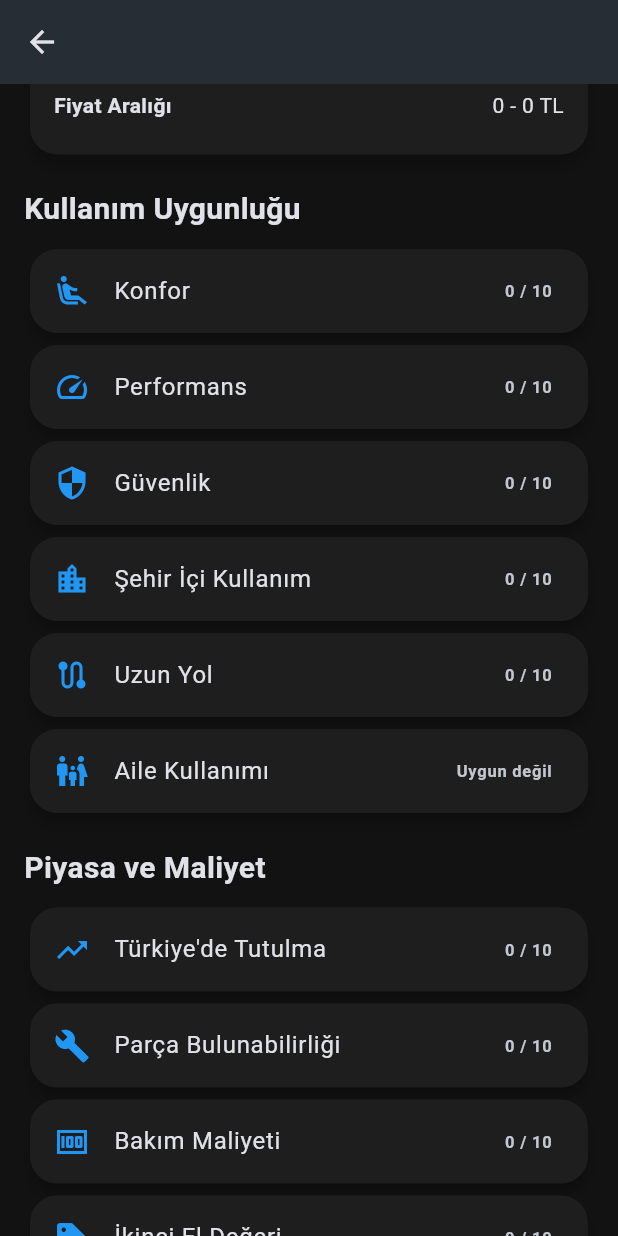
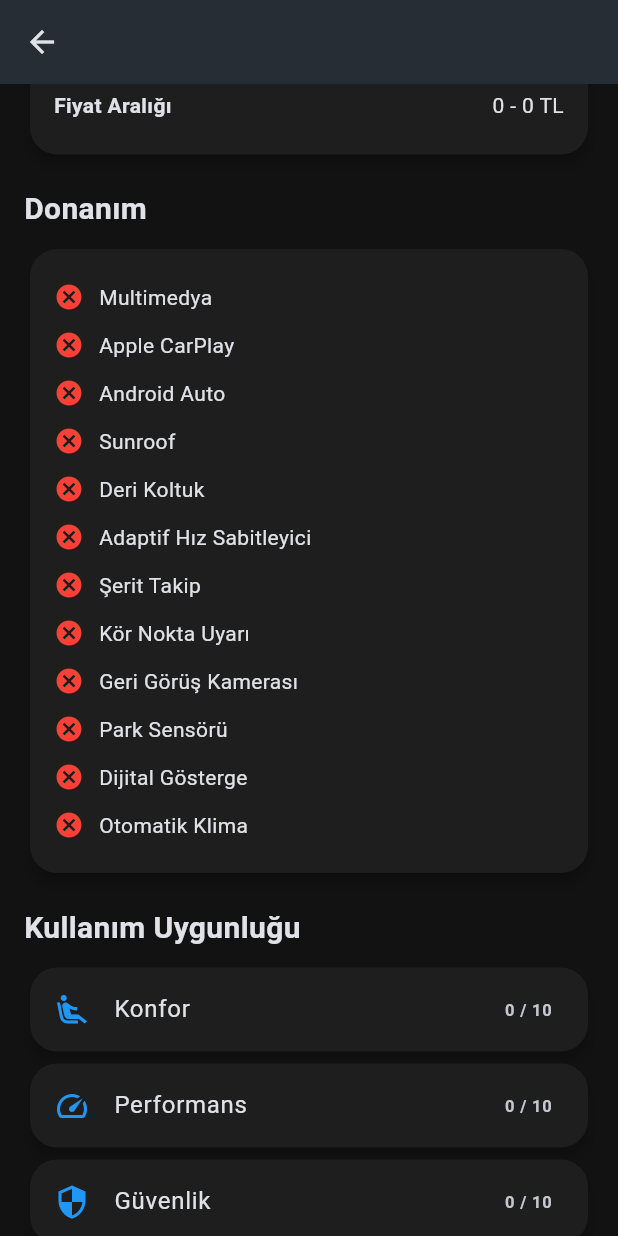
Before and after one commit to baskanohn5/autocompare_app, a Flutter app: the CarDetailScreen screen opened directly with empty values, scrolled down 576 dp, on a phone screen of 412 x 824 dp. Run offline on Flutter 3.47's test engine with Material 3 defaults, Android fonts, the phone set to English and light mode, and no system bars; our stand-ins replace firebase_auth, firebase_core; accounts and stored records are empty; network calls fail.

Commit message:
Enhanced car detail UI with equipment and complaints

```diff
--- a/lib/models/car_model.dart
+++ b/lib/models/car_model.dart
@@ -10,7 +10,6 @@ class CarModel {
 
   final int minPrice;
   final int maxPrice;
-
   final double averageFuel;
 
   final int marketPopularity;
@@ -23,14 +22,17 @@ class CarModel {
   final int comfortScore;
   final int performanceScore;
   final int safetyScore;
-
   final bool familyFriendly;
-
   final int cityUseScore;
   final int longRoadScore;
-
   final int horsePower;
   final int trunkVolume;
+
+  final Map<String, dynamic> equipment;
+  final List<String> pros;
+  final List<String> cons;
+  final List<String> commonComplaints;
+  final List<String> recommendedUsage;
 
   CarModel({
     required this.id,
@@ -58,6 +60,11 @@ class CarModel {
     required this.longRoadScore,
     required this.horsePower,
     required this.trunkVolume,
+    required this.equipment,
+    required this.pros,
+    required this.cons,
+    required this.commonComplaints,
+    required this.recommendedUsage,
   });
 
   factory CarModel.fromJson(Map<String, dynamic> json) {
@@ -70,30 +77,28 @@ class CarModel {
       fuelType: json["fuelType"] ?? "",
       transmission: json["transmission"] ?? "",
       bodyType: json["bodyType"] ?? "",
-
       minPrice: json["minPrice"] ?? 0,
       maxPrice: json["maxPrice"] ?? 0,
-
       averageFuel: ((json["averageFuel"] ?? 0) as num).toDouble(),
-
       marketPopularity: json["marketPopularity"] ?? 0,
       sparePartAvailability: json["sparePartAvailability"] ?? 0,
       maintenanceCost: json["maintenanceCost"] ?? 0,
       secondHandValue: json["secondHandValue"] ?? 0,
       chronicProblemScore: json["chronicProblemScore"] ?? 0,
-
       segment: json["segment"] ?? "Bilinmiyor",
       comfortScore: json["comfortScore"] ?? 0,
       performanceScore: json["performanceScore"] ?? 0,
       safetyScore: json["safetyScore"] ?? 0,
-
       familyFriendly: json["familyFriendly"] ?? false,
-
       cityUseScore: json["cityUseScore"] ?? 0,
       longRoadScore: json["longRoadScore"] ?? 0,
-
       horsePower: json["horsePower"] ?? 0,
       trunkVolume: json["trunkVolume"] ?? 0,
+      equipment: Map<String, dynamic>.from(json["equipment"] ?? {}),
+      pros: List<String>.from(json["pros"] ?? []),
+      cons: List<String>.from(json["cons"] ?? []),
+      commonComplaints: List<String>.from(json["commonComplaints"] ?? []),
+      recommendedUsage: List<String>.from(json["recommendedUsage"] ?? []),
     );
   }
 }
--- a/lib/screens/car_detail_screen.dart
+++ b/lib/screens/car_detail_screen.dart
@@ -44,6 +44,84 @@ class CarDetailScreen extends StatelessWidget {
         child: Text(
           title,
           style: const TextStyle(fontSize: 20, fontWeight: FontWeight.bold),
+        ),
+      ),
+    );
+  }
+
+  Widget bulletList(List<String> items) {
+    if (items.isEmpty) {
+      return const Card(
+        child: Padding(
+          padding: EdgeInsets.all(16),
+          child: Text("Bilgi bulunmuyor"),
+        ),
+      );
+    }
+
+    return Card(
+      child: Padding(
+        padding: const EdgeInsets.all(16),
+        child: Column(
+          children: items
+              .map(
+                (item) => Padding(
+                  padding: const EdgeInsets.symmetric(vertical: 5),
+                  child: Row(
+                    crossAxisAlignment: CrossAxisAlignment.start,
+                    children: [
+                      const Text("• "),
+                      Expanded(child: Text(item)),
+                    ],
+                  ),
+                ),
+              )
+              .toList(),
+        ),
+      ),
+    );
+  }
+
+  Widget equipmentList() {
+    final labels = {
+      "multimedia": "Multimedya",
+      "appleCarPlay": "Apple CarPlay",
+      "androidAuto": "Android Auto",
+      "sunroof": "Sunroof",
+      "leatherSeat": "Deri Koltuk",
+      "adaptiveCruiseControl": "Adaptif Hız Sabitleyici",
+      "laneAssist": "Şerit Takip",
+      "blindSpotWarning": "Kör Nokta Uyarı",
+      "rearCamera": "Geri Görüş Kamerası",
+      "parkingSensor": "Park Sensörü",
+      "digitalDisplay": "Dijital Gösterge",
+      "automaticClimate": "Otomatik Klima",
+    };
+
+    final entries = labels.entries.toList();
+
+    return Card(
+      child: Padding(
+        padding: const EdgeInsets.all(16),
+        child: Column(
+          children: entries.map((entry) {
+            final hasFeature = car.equipment[entry.key] == true;
+
+            return Padding(
+              padding: const EdgeInsets.symmetric(vertical: 6),
+              child: Row(
+                children: [
+                  Icon(
+                    hasFeature ? Icons.check_circle : Icons.cancel,
+                    color: hasFeature ? Colors.green : Colors.red,
+                    size: 20,
+                  ),
+                  const SizedBox(width: 10),
+                  Expanded(child: Text(entry.value)),
+                ],
+              ),
+            );
+          }).toList(),
         ),
       ),
     );
@@ -97,6 +175,7 @@ class CarDetailScreen extends StatelessWidget {
                 ),
               ),
             ),
+
             sectionTitle("Temel Bilgiler"),
             Card(
               child: Padding(
@@ -118,6 +197,10 @@ class CarDetailScreen extends StatelessWidget {
                 ),
               ),
             ),
+
+            sectionTitle("Donanım"),
+            equipmentList(),
+
             sectionTitle("Kullanım Uygunluğu"),
             scoreCard(
               "Konfor",
@@ -132,6 +215,7 @@ class CarDetailScreen extends StatelessWidget {
               Icons.location_city,
             ),
             scoreCard("Uzun Yol", car.longRoadScore, Icons.route),
+
             Card(
               child: ListTile(
                 leading: const Icon(Icons.family_restroom, color: Colors.blue),
@@ -142,6 +226,19 @@ class CarDetailScreen extends StatelessWidget {
                 ),
               ),
             ),
+
+            sectionTitle("Artılar"),
+            bulletList(car.pros),
+
+            sectionTitle("Eksiler"),
+            bulletList(car.cons),
+
+            sectionTitle("Yaygın Kullanıcı Şikayetleri"),
+            bulletList(car.commonComplaints),
+
+            sectionTitle("Önerilen Kullanım Tipi"),
+            bulletList(car.recommendedUsage),
+
             sectionTitle("Piyasa ve Maliyet"),
             scoreCard(
               "Türkiye'de Tutulma",
```
